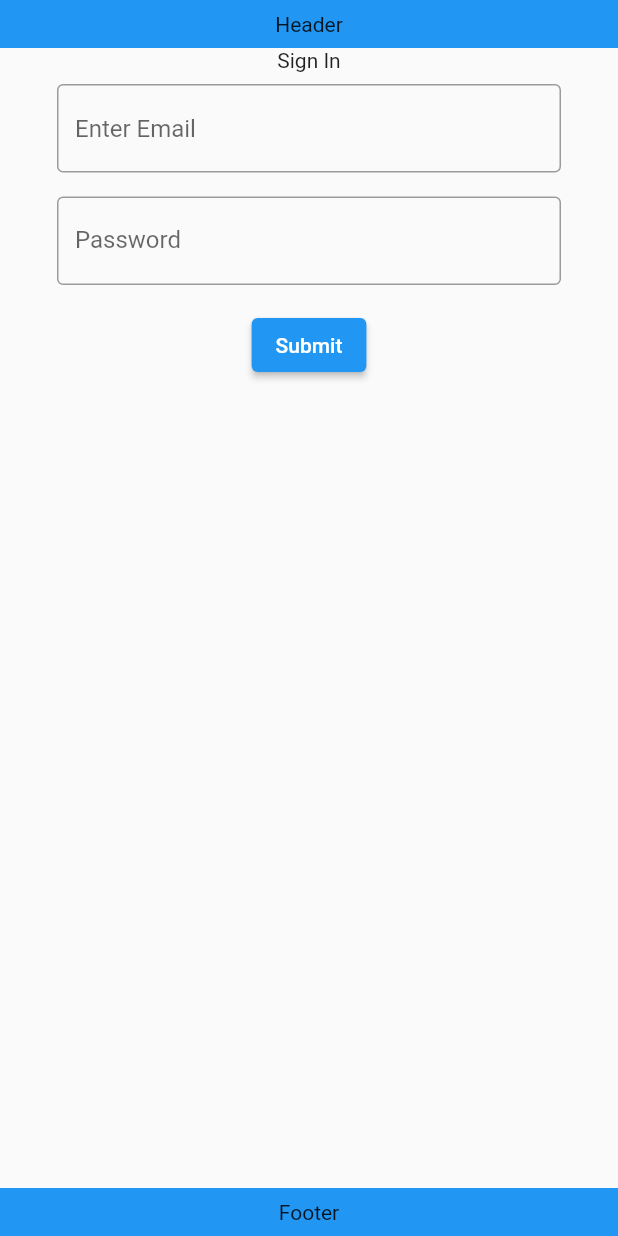
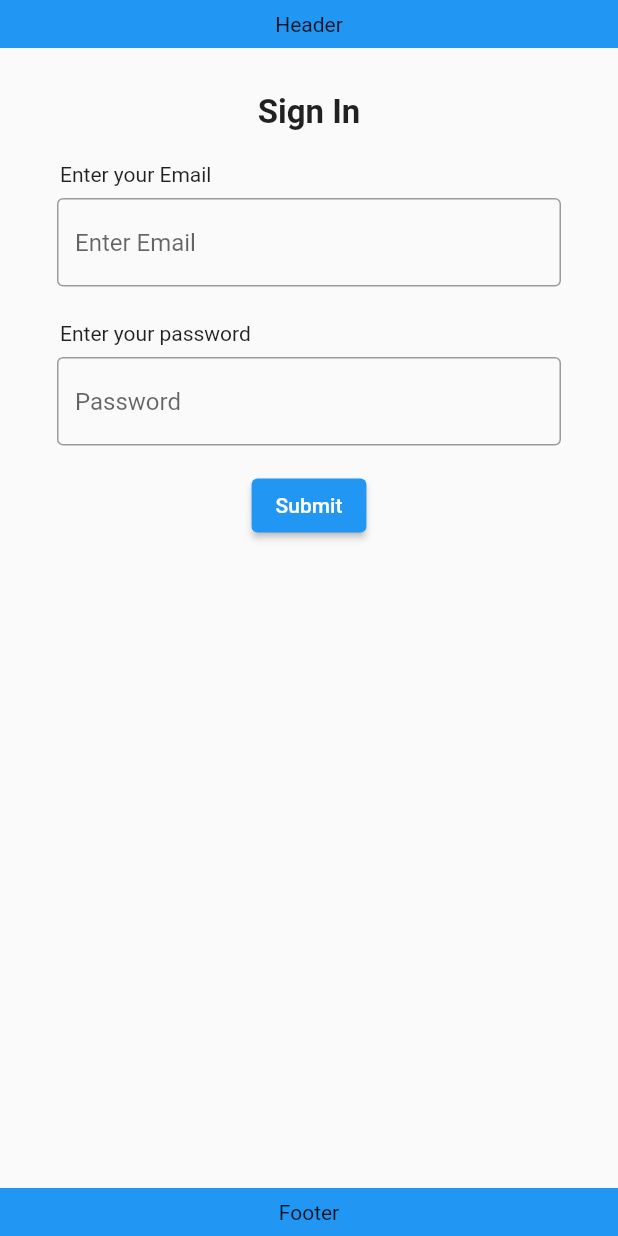
Before and after one commit to syedzeeshanahmed/flutter_application_1, a Flutter app: the screen it shows after launch, on a phone screen of 412 x 824 dp. Run offline on Flutter 3.47's test engine with Material 2 defaults, Android fonts, the phone set to English and light mode, and no system bars; Roboto replaces fonts that are missing (Cutive).

Commit message:
titles added

```diff
--- a/lib/main.dart
+++ b/lib/main.dart
@@ -39,7 +39,12 @@ class HomePage extends StatelessWidget {
                   children: <Widget>[
                     Container(
                       alignment: Alignment.center,
-                      child: const Text("Sign In"),
+                      padding: const EdgeInsets.only(top: 30, bottom: 20),
+                      child: const Text("Sign In",
+                          style: TextStyle(
+                              fontSize: 22.0,
+                              fontWeight: FontWeight.bold,
+                              fontFamily: 'Cutive')),
                     ),
                     Container(
                       alignment: Alignment.center,
@@ -92,7 +97,12 @@ class MyCustomFormState extends State<MyCustomForm> {
       child: Column(
           crossAxisAlignment: CrossAxisAlignment.stretch,
           children: <Widget>[
-            //Header Container
+            Container(
+              padding: const EdgeInsets.only(bottom: 0, left: 10),
+              alignment: Alignment.topLeft,
+              child: const Text("Enter your Email",
+                  style: TextStyle(fontSize: 14.0)),
+            ),
             Container(
               padding: const EdgeInsets.all(8.0),
               alignment: Alignment.center,
@@ -108,13 +118,19 @@ class MyCustomFormState extends State<MyCustomForm> {
               ),
             ),
             Container(
+              padding: const EdgeInsets.only(top: 15, bottom: 0, left: 10),
+              alignment: Alignment.topLeft,
+              child: const Text("Enter your password",
+                  style: TextStyle(fontSize: 14.0)),
+            ),
+            Container(
               padding: const EdgeInsets.all(8.0),
               alignment: Alignment.center,
               child: TextFormField(
                 obscureText: true,
                 decoration: const InputDecoration(
                   border: OutlineInputBorder(),
-                  labelText: "Password",
+                  hintText: "Password",
                 ),
                 validator: (value) {
                   if (value == null || value.isEmpty) {
```
